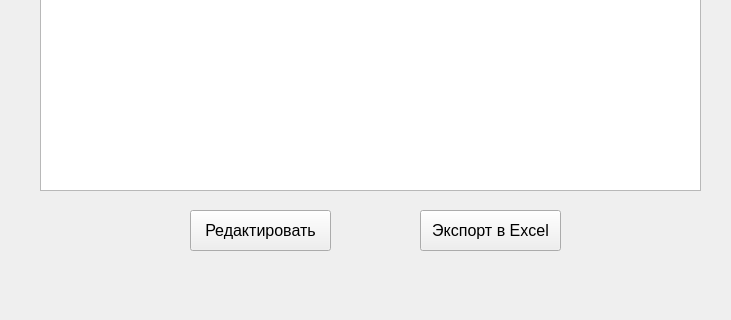
Qt form Hahaton/CollectedMaterials.ui (JuriMalahov/TerraSystem) before a commit; both pictures show x 100 to 831 and y 220 to 540 of the 960 by 540 pixel window.
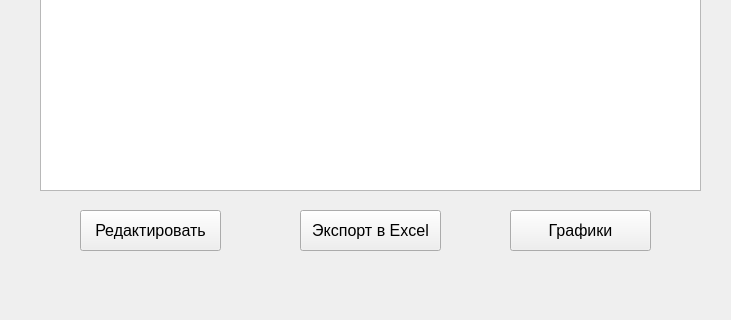
The same form after that commit.

Diff of the .ui file:
```diff
--- a/Hahaton/CollectedMaterials.ui
+++ b/Hahaton/CollectedMaterials.ui
@@ -45,7 +45,7 @@
    <widget class="QPushButton" name="redButton">
     <property name="geometry">
      <rect>
-      <x>290</x>
+      <x>180</x>
       <y>430</y>
       <width>141</width>
       <height>41</height>
@@ -63,7 +63,7 @@
    <widget class="QPushButton" name="exportButton">
     <property name="geometry">
      <rect>
-      <x>520</x>
+      <x>400</x>
       <y>430</y>
       <width>141</width>
       <height>41</height>
@@ -78,6 +78,24 @@
      <string>Экспорт в Excel</string>
     </property>
    </widget>
+   <widget class="QPushButton" name="graphButton">
+    <property name="geometry">
+     <rect>
+      <x>610</x>
+      <y>430</y>
+      <width>141</width>
+      <height>41</height>
+     </rect>
+    </property>
+    <property name="font">
+     <font>
+      <pointsize>12</pointsize>
+     </font>
+    </property>
+    <property name="text">
+     <string>Графики</string>
+    </property>
+   </widget>
   </widget>
   <widget class="QMenuBar" name="menubar">
    <property name="geometry">
```
